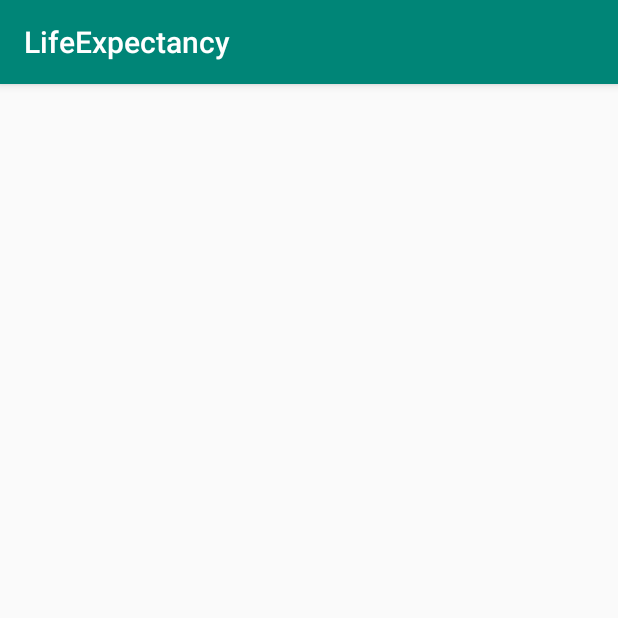
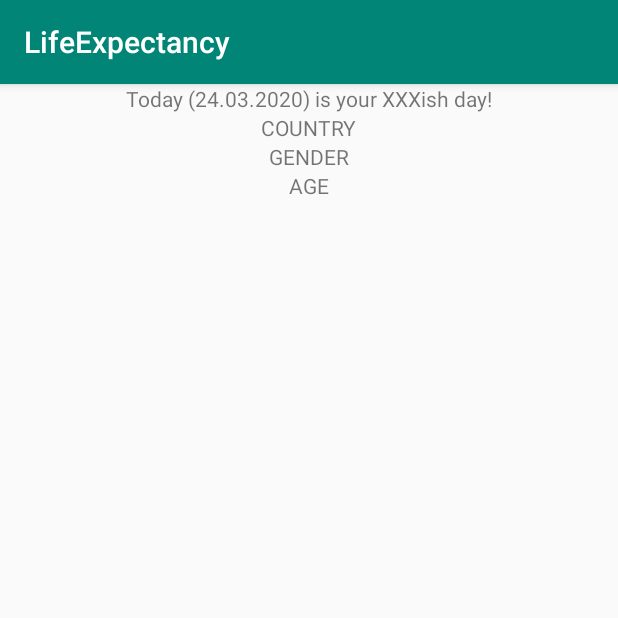
Before and after one commit to russabit/LifeExpectancy, an Android app: the fragment ResultsFragment shown on its own in the app's theme, on a phone screen of 412 x 824 dp, the top half of it. Run offline under Robolectric (Android 15) with nearby library versions, the phone set to English and light mode, and no system bars; our stand-ins replace Timber.

Commit message:
better communication between fragments, results shown but no logic yet

```diff
--- a/app/src/main/java/ru/ruslan/life_expectancy/MainActivity.kt
+++ b/app/src/main/java/ru/ruslan/life_expectancy/MainActivity.kt
@@ -21,7 +21,7 @@ class MainActivity : AppCompatActivity(), OnNextFragment {
         }
     }
 
-    override fun OnNextFragment(fragmentName: AllFragments) {
+    override fun onNextFragment(fragmentName: AllFragments) {
         supportFragmentManager
             .beginTransaction()
             .replace(R.id.fragment_container, fragmentFactory(fragmentName))
--- a/app/src/main/java/ru/ruslan/life_expectancy/Model/SharedViewModel.kt
+++ b/app/src/main/java/ru/ruslan/life_expectancy/Model/SharedViewModel.kt
@@ -4,22 +4,33 @@ import androidx.lifecycle.MutableLiveData
 import androidx.lifecycle.ViewModel
 
 class SharedViewModel : ViewModel() {
-    private val selectedGender = MutableLiveData<Any>()
-    private val selectedCountry = MutableLiveData<Any>()
-    private val selectedDateOfBirth = MutableLiveData<Any>()
+    private var selectedGender = MutableLiveData<Boolean>()
+    private var selectedCountry = MutableLiveData<Any>()
+    private var selectedDateOfBirth = MutableLiveData<Any>()
 
     //true - male, false - female
     fun setGender(gender: Boolean) {
         selectedGender.value = gender
     }
 
+    fun getGender(): MutableLiveData<Boolean> {
+        return selectedGender
+    }
+
     fun setCountry(country: String) {
         selectedCountry.value = country
+    }
+
+    fun getCountry(): MutableLiveData<Any> {
+        return selectedCountry
     }
 
     fun setDateOfBirth(dateOfBirth: String) {
         selectedDateOfBirth.value = dateOfBirth
     }
 
+    fun getDateOfBirth(): MutableLiveData<Any> {
+        return selectedDateOfBirth
+    }
 
 }
--- a/app/src/main/java/ru/ruslan/life_expectancy/fragments/AllFragments.kt
+++ b/app/src/main/java/ru/ruslan/life_expectancy/fragments/AllFragments.kt
@@ -14,3 +14,7 @@ fun fragmentFactory(allFragments: AllFragments): Fragment {
 enum class AllFragments {
     GENDER, AGE, COUNTRY, RESULT
 }
+
+interface OnNextFragment {
+    fun onNextFragment(fragmentName: AllFragments)
+}
--- a/app/src/main/java/ru/ruslan/life_expectancy/fragments/ResultsFragment.kt
+++ b/app/src/main/java/ru/ruslan/life_expectancy/fragments/ResultsFragment.kt
@@ -1,13 +1,17 @@
 package ru.ruslan.life_expectancy.fragments
 
-import androidx.lifecycle.ViewModelProviders
 import android.os.Bundle
 import androidx.fragment.app.Fragment
 import android.view.LayoutInflater
 import android.view.View
 import android.view.ViewGroup
+import androidx.fragment.app.viewModels
+import androidx.lifecycle.Observer
+import androidx.lifecycle.ViewModelProvider
+import kotlinx.android.synthetic.main.fragment_results.*
 import org.threeten.bp.LocalDateTime
 import org.threeten.bp.format.DateTimeFormatter
+import ru.ruslan.life_expectancy.Model.SharedViewModel
 
 import ru.ruslan.life_expectancy.R
 import timber.log.Timber
@@ -24,7 +28,7 @@ class ResultsFragment : Fragment() {
         inflater: LayoutInflater, container: ViewGroup?,
         savedInstanceState: Bundle?
     ): View? {
-        return inflater.inflate(R.layout.results_fragment, container, false)
+        return inflater.inflate(R.layout.fragment_results, container, false)
     }
 
 /*    override fun onActivityCreated(savedInstanceState: Bundle?) {
@@ -37,9 +41,23 @@ class ResultsFragment : Fragment() {
         super.onViewCreated(view, savedInstanceState)
 
         val current = LocalDateTime.now()
-        val formatter = DateTimeFormatter.ofPattern("dd.MM.yyyy. HH:mm:ss")
+        val formatter = DateTimeFormatter.ofPattern("dd.MM.yyyy")
         var answer: String =  current.format(formatter)
 
+        val model = ViewModelProvider(requireActivity()).get(SharedViewModel::class.java)
+
         Timber.d(answer)
-    }
+        results_text.text = "Today ($answer) is your XXXish day!"
+
+        model.getCountry().observe(requireActivity(),
+            Observer { t -> results_country.text = t.toString() })
+
+        model.getGender().observe(requireActivity(),
+            Observer { t -> if (t) results_gender.text = "male" else results_gender.text = "female"})
+
+        model.getDateOfBirth().observe(requireActivity(),
+            Observer { t -> results_age.text = t.toString() })
+
+
 }
+}
--- /dev/null
+++ b/app/src/main/res/layout/fragment_results.xml
@@ -0,0 +1,47 @@
+<?xml version="1.0" encoding="utf-8"?>
+<androidx.constraintlayout.widget.ConstraintLayout xmlns:android="http://schemas.android.com/apk/res/android"
+    xmlns:tools="http://schemas.android.com/tools"
+    android:layout_width="match_parent"
+    android:layout_height="match_parent"
+    xmlns:app="http://schemas.android.com/apk/res-auto"
+    tools:context=".fragments.ResultsFragment">
+
+    <TextView
+        android:id="@+id/results_text"
+        android:layout_width="wrap_content"
+        android:layout_height="wrap_content"
+        app:layout_constraintTop_toTopOf="parent"
+        app:layout_constraintStart_toStartOf="parent"
+        app:layout_constraintEnd_toEndOf="parent"/>
+
+    <TextView
+        android:id="@+id/results_country"
+        android:layout_width="wrap_content"
+        android:layout_height="wrap_content"
+        android:text="COUNTRY"
+        app:layout_constraintTop_toBottomOf="@+id/results_text"
+        app:layout_constraintStart_toStartOf="parent"
+        app:layout_constraintEnd_toEndOf="parent"
+        />
+
+    <TextView
+        android:id="@+id/results_gender"
+        android:layout_width="wrap_content"
+        android:layout_height="wrap_content"
+        android:text="GENDER"
+        app:layout_constraintStart_toStartOf="parent"
+        app:layout_constraintEnd_toEndOf="parent"
+        app:layout_constraintTop_toBottomOf="@+id/results_country"/>
+
+    <TextView
+        android:id="@+id/results_age"
+        android:layout_width="wrap_content"
+        android:layout_height="wrap_content"
+        android:text="AGE"
+        app:layout_constraintStart_toStartOf="parent"
+        app:layout_constraintEnd_toEndOf="parent"
+        app:layout_constraintTop_toBottomOf="@+id/results_gender"/>/>
+
+
+
+</androidx.constraintlayout.widget.ConstraintLayout>
--- a/app/src/main/res/layout/results_fragment.xml
+++ /dev/null
@@ -1,6 +0,0 @@
-<?xml version="1.0" encoding="utf-8"?>
-<FrameLayout xmlns:android="http://schemas.android.com/apk/res/android"
-    xmlns:tools="http://schemas.android.com/tools"
-    android:layout_width="match_parent"
-    android:layout_height="match_parent"
-    tools:context=".fragments.ResultsFragment"/>
```
Also changed, not shown: app/src/main/java/ru/ruslan/life_expectancy/OnNextFragment.kt (deleted, +0 -7 lines), app/src/main/java/ru/ruslan/life_expectancy/adapters/RecyclerAdapter.kt (+12 -4 lines), app/src/main/java/ru/ruslan/life_expectancy/fragments/AgeFragment.kt (+6 -11 lines), app/src/main/java/ru/ruslan/life_expectancy/fragments/CountryFragment.kt (+12 -12 lines), app/src/main/java/ru/ruslan/life_expectancy/fragments/GenderFragment.kt (+6 -6 lines).
